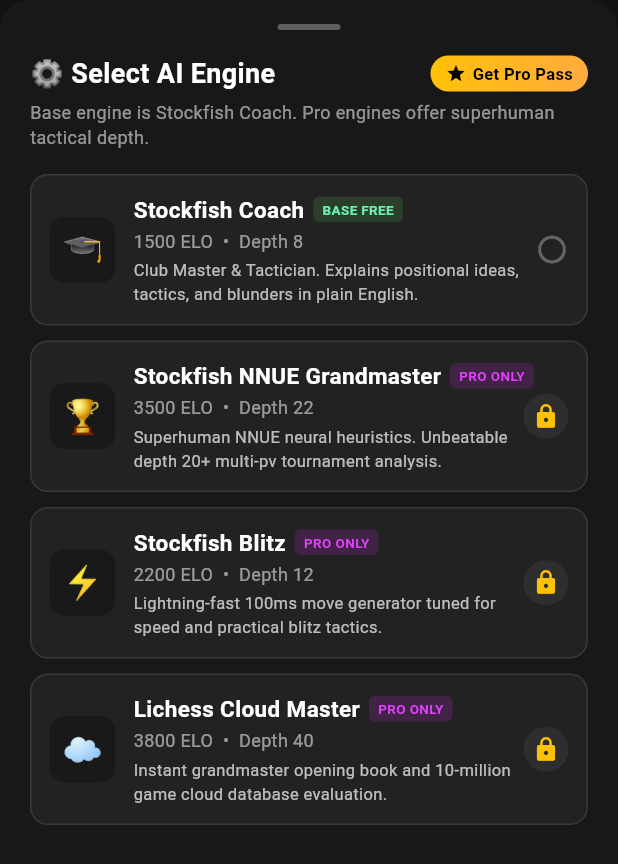
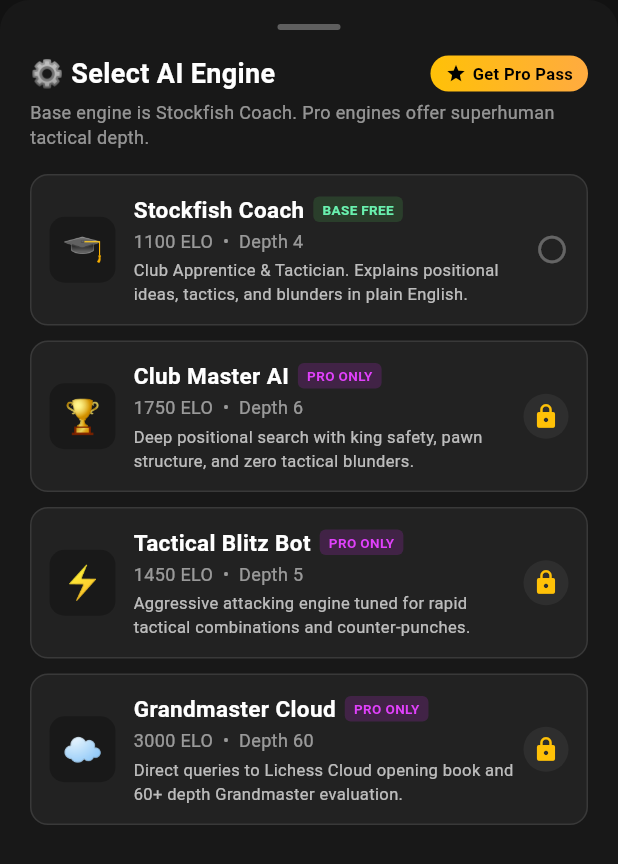
Before and after one commit to HG-programer/chess-scanner-app, a Flutter app: the EngineSelectorSheet widget shown alone on an empty page, opened directly with empty values, on a phone screen of 412 x 824 dp. Shown: the top 864 px of the screen. Run offline on Flutter 3.47's test engine with Material 3 defaults, Android fonts, the phone set to English and light mode, and no system bars; our stand-ins replace camera, google_mobile_ads, in_app_review, shared_preferences; missing offline and left inert: chess; accounts and stored records are empty; network calls fail.

Commit message:
feat(engine): isolate compute search, depth 6+Q overhaul, positional heuristics, calibrated ratings, and strict Pro lock

```diff
--- a/mobile_app/lib/models/engine_profile.dart
+++ b/mobile_app/lib/models/engine_profile.dart
@@ -30,43 +30,43 @@
     id: 'coach',
     name: 'Stockfish Coach',
     tag: 'BASE FREE',
-    elo: 1500,
-    description: 'Club Master & Tactician. Explains positional ideas, tactics, and blunders in plain English.',
+    elo: 1100,
+    description: 'Club Apprentice & Tactician. Explains positional ideas, tactics, and blunders in plain English.',
     tier: EngineTier.free,
-    defaultDepth: 8,
+    defaultDepth: 4,
     icon: '🎓',
+  );
+
+  static const EngineProfile blitz = EngineProfile(
+    id: 'blitz',
+    name: 'Tactical Blitz Bot',
+    tag: 'PRO ONLY',
+    elo: 1450,
+    description: 'Aggressive attacking engine tuned for rapid tactical combinations and counter-punches.',
+    tier: EngineTier.pro,
+    defaultDepth: 5,
+    icon: '⚡',
   );
 
   static const EngineProfile stockfish19 = EngineProfile(
     id: 'stockfish19',
-    name: 'Stockfish NNUE Grandmaster',
+    name: 'Club Master AI',
     tag: 'PRO ONLY',
-    elo: 3500,
-    description: 'Superhuman NNUE neural heuristics. Unbeatable depth 20+ multi-pv tournament analysis.',
+    elo: 1750,
+    description: 'Deep positional search with king safety, pawn structure, and zero tactical blunders.',
     tier: EngineTier.pro,
-    defaultDepth: 22,
+    defaultDepth: 6,
     icon: '🏆',
-  );
-
-  static const EngineProfile blitz = EngineProfile(
-    id: 'blitz',
-    name: 'Stockfish Blitz',
-    tag: 'PRO ONLY',
-    elo: 2200,
-    description: 'Lightning-fast 100ms move generator tuned for speed and practical blitz tactics.',
-    tier: EngineTier.pro,
-    defaultDepth: 12,
-    icon: '⚡',
   );
 
   static const EngineProfile cloud = EngineProfile(
     id: 'cloud',
-    name: 'Lichess Cloud Master',
+    name: 'Grandmaster Cloud',
     tag: 'PRO ONLY',
-    elo: 3800,
-    description: 'Instant grandmaster opening book and 10-million game cloud database evaluation.',
+    elo: 3000,
+    description: 'Direct queries to Lichess Cloud opening book and 60+ depth Grandmaster evaluation.',
     tier: EngineTier.pro,
-    defaultDepth: 40,
+    defaultDepth: 60,
     icon: '☁️',
   );
 
--- a/mobile_app/lib/ui/engine_selector_sheet.dart
+++ b/mobile_app/lib/ui/engine_selector_sheet.dart
@@ -6,7 +6,7 @@
   final bool isPremium;
   final Function(EngineProfile newEngine) onEngineSelected;
   final VoidCallback onOpenPaywall;
-  final VoidCallback onWatchAdForTempUnlock;
+  final Function(EngineProfile intendedEngine) onWatchAdForTempUnlock;
 
   const EngineSelectorSheet({
     Key? key,
@@ -74,9 +74,8 @@
               label: const Text('Watch Ad (30m Pass)', style: TextStyle(color: Colors.orangeAccent)),
               onPressed: () {
                 Navigator.pop(ctx);
-                widget.onWatchAdForTempUnlock();
-                widget.onEngineSelected(engine);
                 Navigator.pop(context);
+                widget.onWatchAdForTempUnlock(engine);
               },
             ),
             ElevatedButton.icon(
```
Also changed, not shown: mobile_app/lib/main.dart (+8 -3 lines), mobile_app/lib/services/chess_engine_service.dart (+196 -79 lines).
